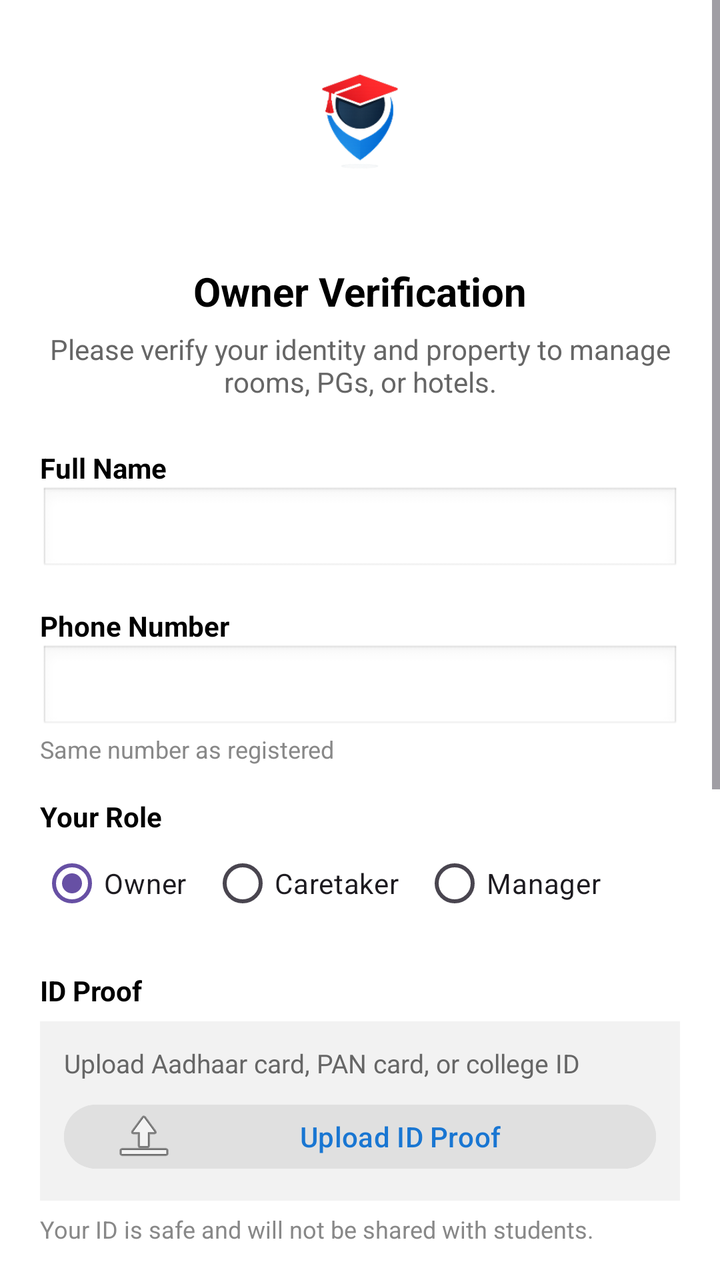
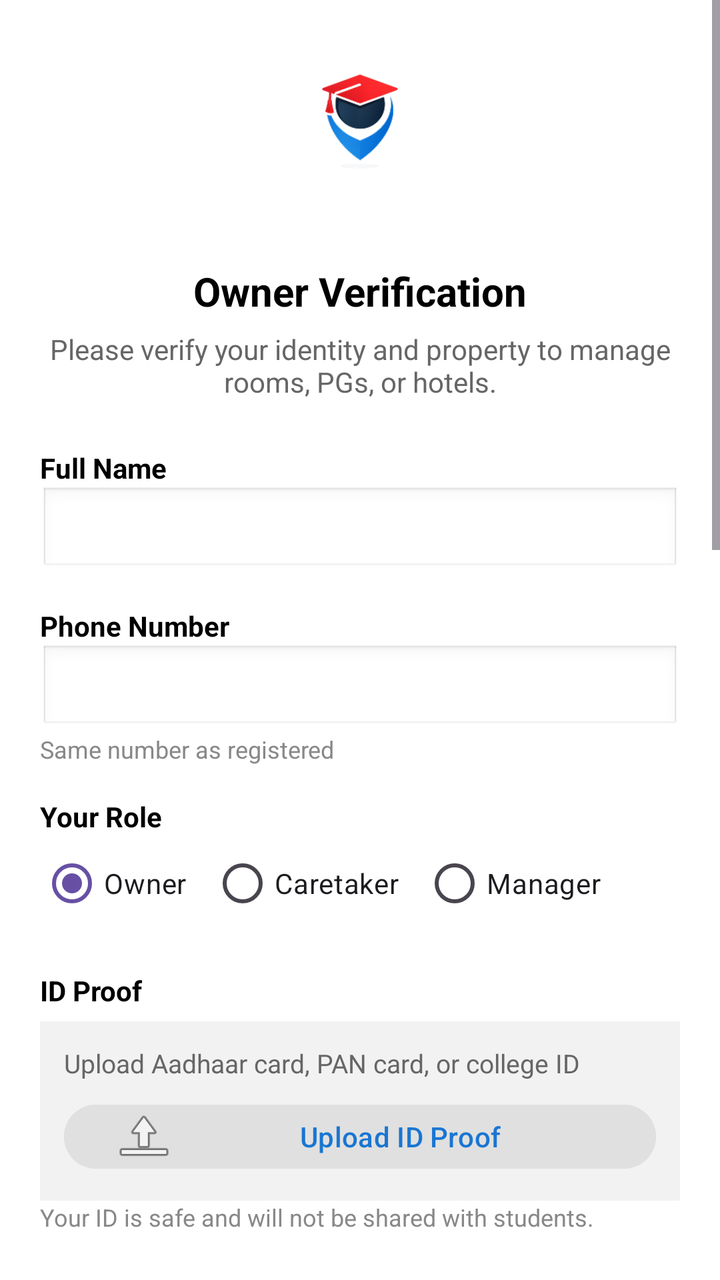

Two renders of the same Android screen: before a commit and after it. Below are the layout's source before the change and the commit's diff.
<!-- AndroidManifest.xml: application theme Theme.CampusSaathi -->
<!-- res/layout/activity_owner_verification.xml -->
<?xml version="1.0" encoding="utf-8"?>
<ScrollView xmlns:android="http://schemas.android.com/apk/res/android"
    android:layout_width="match_parent"
    android:layout_height="match_parent"
    android:background="#FFFFFF">

    <LinearLayout
        android:layout_width="match_parent"
        android:layout_height="wrap_content"
        android:orientation="vertical"
        android:padding="20dp">

        
        <ImageView
            android:layout_width="100dp"
            android:layout_height="100dp"
            android:layout_gravity="center"
            android:src="@drawable/campus_logo" />

        
        <TextView
            android:layout_width="wrap_content"
            android:layout_height="wrap_content"
            android:text="@string/owner_verification"
            android:textSize="20sp"
            android:textStyle="bold"
            android:textColor="#000000"
            android:layout_gravity="center"
            android:layout_marginTop="12dp" />

        
        <TextView
            android:layout_width="match_parent"
            android:layout_height="wrap_content"
            android:text="@string/owner_verification_subtitle"
            android:textSize="14sp"
            android:textColor="#666666"
            android:gravity="center"
            android:layout_marginTop="6dp"
            android:layout_marginBottom="24dp" />

        
        <TextView
            android:layout_width="wrap_content"
            android:layout_height="wrap_content"
            android:text="@string/full_name"
            android:textStyle="bold"
            android:textColor="#000000" />

        <EditText
            android:layout_width="match_parent"
            android:layout_height="44dp"
            android:background="@android:drawable/edit_text"
            android:layout_marginBottom="16dp" />

        
        <TextView
            android:layout_width="wrap_content"
            android:layout_height="wrap_content"
            android:text="@string/phone_number"
            android:textStyle="bold"
            android:textColor="#000000" />

        <EditText
            android:layout_width="match_parent"
            android:layout_height="44dp"
            android:inputType="phone"
            android:background="@android:drawable/edit_text" />

        <TextView
            android:layout_width="wrap_content"
            android:layout_height="wrap_content"
            android:text="@string/same_number"
            android:textSize="12sp"
            android:textColor="#888888"
            android:layout_marginBottom="16dp" />

        
        <TextView
            android:layout_width="wrap_content"
            android:layout_height="wrap_content"
            android:text="@string/your_role"
            android:textStyle="bold"
            android:textColor="#000000" />


        <RadioGroup
            android:layout_width="wrap_content"
            android:layout_height="wrap_content"
            android:orientation="horizontal"
            android:layout_marginBottom="20dp">

            <RadioButton
                android:layout_width="wrap_content"
                android:layout_height="wrap_content"
                android:text="@string/role_owner"
                android:checked="true" />

            <RadioButton
                android:layout_width="wrap_content"
                android:layout_height="wrap_content"
                android:text="@string/role_caretaker"
                android:layout_marginStart="12dp" />

            <RadioButton
                android:layout_width="wrap_content"
                android:layout_height="wrap_content"
                android:text="@string/role_manager"
                android:layout_marginStart="12dp" />

        </RadioGroup>

        
        <TextView
            android:layout_width="wrap_content"
            android:layout_height="wrap_content"
            android:text="@string/id_proof"
            android:textStyle="bold"
            android:textColor="#000000" />

        <LinearLayout
            android:layout_width="match_parent"
            android:layout_height="wrap_content"
            android:background="#F2F2F2"
            android:orientation="vertical"
            android:padding="12dp"
            android:layout_marginTop="6dp">

            <TextView
                android:layout_width="wrap_content"
                android:layout_height="wrap_content"
                android:text="@string/id_proof_hint"
                android:textSize="13sp"
                android:textColor="#666666"
                android:layout_marginBottom="8dp" />

            <Button
                android:layout_width="match_parent"
                android:layout_height="40dp"
                android:text="@string/upload_id"
                android:textAllCaps="false"
                android:drawableLeft="@android:drawable/ic_menu_upload"
                android:backgroundTint="#E0E0E0"
                android:textColor="#1976D2" />
        </LinearLayout>

        <TextView
            android:layout_width="wrap_content"
            android:layout_height="wrap_content"
            android:text="@string/id_safe"
            android:textSize="12sp"
            android:textColor="#888888"
            android:layout_marginTop="6dp"
            android:layout_marginBottom="20dp" />

        
        
        <TextView
            android:layout_width="wrap_content"
            android:layout_height="wrap_content"
            android:text="@string/property_proof"
            android:textStyle="bold"
            android:textColor="#000000"
            android:layout_marginBottom="8dp" />

        <RadioGroup
            android:layout_width="wrap_content"
            android:layout_height="wrap_content"
            android:orientation="vertical"
            android:layout_marginBottom="10dp">

            <RadioButton
                android:layout_width="wrap_content"
                android:layout_height="wrap_content"
                android:text="@string/electricity_bill"
                android:checked="true" />

            <RadioButton
                android:layout_width="wrap_content"
                android:layout_height="wrap_content"
                android:text="@string/rent_agreement" />

            <RadioButton
                android:layout_width="wrap_content"
                android:layout_height="wrap_content"
                android:text="@string/hotel_letter" />

        </RadioGroup>


        <Button
            android:layout_width="match_parent"
            android:layout_height="40dp"
            android:text="@string/upload_property"
            android:textAllCaps="false"
            android:drawableLeft="@android:drawable/ic_menu_upload"
            android:backgroundTint="#E0E0E0"
            android:textColor="#1976D2" />

        <TextView
            android:layout_width="wrap_content"
            android:layout_height="wrap_content"
            android:text="@string/upload_any"
            android:textSize="12sp"
            android:textColor="#888888"
            android:layout_marginTop="6dp"
            android:layout_marginBottom="16dp" />

        <CheckBox
            android:layout_width="wrap_content"
            android:layout_height="wrap_content"
            android:text="@string/confirm_info"
            android:textColor="#000000"
            android:layout_marginBottom="20dp" />

        <Button
            android:layout_width="match_parent"
            android:layout_height="48dp"
            android:text="@string/submit_verification"
            android:textAllCaps="false"
            android:textColor="#FFFFFF"
            android:backgroundTint="#2196F3" />

    </LinearLayout>
</ScrollView>
<!-- resources referenced by this layout -->
<resources>
  <!-- drawable campus_logo: png bitmap (drawable, 17785 bytes) -->
  <string name="confirm_info">I confirm the information provided is correct</string>
  <string name="electricity_bill">Electricity bill</string>
  <string name="full_name">Full Name</string>
  <string name="hotel_letter">Hotel approval letter</string>
  <string name="id_proof">ID Proof</string>
  <string name="id_proof_hint">Upload Aadhaar card, PAN card, or college ID</string>
  <string name="id_safe">Your ID is safe and will not be shared with students.</string>
  <string name="owner_verification">Owner Verification</string>
  <string name="owner_verification_subtitle">
          Please verify your identity and property to manage rooms, PGs, or hotels.
      </string>
  <string name="phone_number">Phone Number</string>
  <string name="property_proof">Property Proof</string>
  <string name="rent_agreement">Rent agreement</string>
  <string name="role_caretaker">Caretaker</string>
  <string name="role_manager">Manager</string>
  <string name="role_owner">Owner</string>
  <string name="same_number">Same number as registered</string>
  <string name="submit_verification">SUBMIT FOR VERIFICATION</string>
  <string name="upload_any">Upload any one document</string>
  <string name="upload_id">Upload ID Proof</string>
  <string name="upload_property">Upload Property Proof</string>
  <string name="your_role">Your Role</string>
  <style name="Theme.CampusSaathi" parent="Base.Theme.CampusSaathi" />
  <style name="Base.Theme.CampusSaathi" parent="Theme.Material3.DayNight.NoActionBar">
          
          
      </style>
</resources>

<!-- the commit's change to res/layout/activity_owner_verification.xml (unified diff, before → after) -->
@@ -40,172 +40,291 @@
             android:layout_marginBottom="24dp" />
 
         
-        <TextView
-            android:layout_width="wrap_content"
-            android:layout_height="wrap_content"
-            android:text="@string/full_name"
-            android:textStyle="bold"
-            android:textColor="#000000" />
-
-        <EditText
-            android:layout_width="match_parent"
-            android:layout_height="44dp"
-            android:background="@android:drawable/edit_text"
-            android:layout_marginBottom="16dp" />
-
-        
-        <TextView
-            android:layout_width="wrap_content"
-            android:layout_height="wrap_content"
-            android:text="@string/phone_number"
-            android:textStyle="bold"
-            android:textColor="#000000" />
-
-        <EditText
-            android:layout_width="match_parent"
-            android:layout_height="44dp"
-            android:inputType="phone"
-            android:background="@android:drawable/edit_text" />
-
-        <TextView
-            android:layout_width="wrap_content"
-            android:layout_height="wrap_content"
-            android:text="@string/same_number"
-            android:textSize="12sp"
-            android:textColor="#888888"
-            android:layout_marginBottom="16dp" />
-
-        
-        <TextView
-            android:layout_width="wrap_content"
-            android:layout_height="wrap_content"
-            android:text="@string/your_role"
-            android:textStyle="bold"
-            android:textColor="#000000" />
-
-
-        <RadioGroup
-            android:layout_width="wrap_content"
-            android:layout_height="wrap_content"
-            android:orientation="horizontal"
-            android:layout_marginBottom="20dp">
-
-            <RadioButton
-                android:layout_width="wrap_content"
-                android:layout_height="wrap_content"
-                android:text="@string/role_owner"
-                android:checked="true" />
-
-            <RadioButton
-                android:layout_width="wrap_content"
-                android:layout_height="wrap_content"
-                android:text="@string/role_caretaker"
-                android:layout_marginStart="12dp" />
-
-            <RadioButton
-                android:layout_width="wrap_content"
-                android:layout_height="wrap_content"
-                android:text="@string/role_manager"
-                android:layout_marginStart="12dp" />
-
-        </RadioGroup>
-
-        
-        <TextView
-            android:layout_width="wrap_content"
-            android:layout_height="wrap_content"
-            android:text="@string/id_proof"
-            android:textStyle="bold"
-            android:textColor="#000000" />
-
         <LinearLayout
-            android:layout_width="match_parent"
-            android:layout_height="wrap_content"
-            android:background="#F2F2F2"
-            android:orientation="vertical"
-            android:padding="12dp"
-            android:layout_marginTop="6dp">
-
-            <TextView
-                android:layout_width="wrap_content"
-                android:layout_height="wrap_content"
-                android:text="@string/id_proof_hint"
-                android:textSize="13sp"
-                android:textColor="#666666"
-                android:layout_marginBottom="8dp" />
+            android:id="@+id/layoutCommonVerification"
+            android:layout_width="match_parent"
+            android:layout_height="wrap_content"
+            android:orientation="vertical">
+
+            <TextView
+                android:layout_width="wrap_content"
+                android:layout_height="wrap_content"
+                android:text="@string/full_name"
+                android:textStyle="bold"
+                android:textColor="#000000" />
+
+            <EditText
+                android:id="@+id/etFullName"
+                android:layout_width="match_parent"
+                android:layout_height="44dp"
+                android:background="@android:drawable/edit_text"
+                android:layout_marginBottom="16dp" />
+
+            <TextView
+                android:layout_width="wrap_content"
+                android:layout_height="wrap_content"
+                android:text="@string/phone_number"
+                android:textStyle="bold"
+                android:textColor="#000000" />
+
+            <EditText
+                android:id="@+id/etPhone"
+                android:layout_width="match_parent"
+                android:layout_height="44dp"
+                android:inputType="phone"
+                android:background="@android:drawable/edit_text" />
+
+            <TextView
+                android:layout_width="wrap_content"
+                android:layout_height="wrap_content"
+                android:text="@string/same_number"
+                android:textSize="12sp"
+                android:textColor="#888888"
+                android:layout_marginBottom="16dp" />
+
+            <TextView
+                android:layout_width="wrap_content"
+                android:layout_height="wrap_content"
+                android:text="@string/your_role"
+                android:textStyle="bold"
+                android:textColor="#000000" />
+
+            <RadioGroup
+                android:id="@+id/rgRole"
+                android:layout_width="wrap_content"
+                android:layout_height="wrap_content"
+                android:orientation="horizontal"
+                android:layout_marginBottom="20dp">
+
+                <RadioButton
+                    android:id="@+id/rbOwner"
+                    android:layout_width="wrap_content"
+                    android:layout_height="wrap_content"
+                    android:text="@string/role_owner"
+                    android:checked="true" />
+
+                <RadioButton
+                    android:id="@+id/rbCaretaker"
+                    android:layout_width="wrap_content"
+                    android:layout_height="wrap_content"
+                    android:text="@string/role_caretaker"
+                    android:layout_marginStart="12dp" />
+
+                <RadioButton
+                    android:id="@+id/rbManager"
+                    android:layout_width="wrap_content"
+                    android:layout_height="wrap_content"
+                    android:text="@string/role_manager"
+                    android:layout_marginStart="12dp" />
+            </RadioGroup>
+
+            <TextView
+                android:layout_width="wrap_content"
+                android:layout_height="wrap_content"
+                android:text="@string/id_proof"
+                android:textStyle="bold"
+                android:textColor="#000000" />
+
+            <LinearLayout
+                android:layout_width="match_parent"
+                android:layout_height="wrap_content"
+                android:background="#F2F2F2"
+                android:orientation="vertical"
+                android:padding="12dp"
+                android:layout_marginTop="6dp">
+
+                <TextView
+                    android:layout_width="wrap_content"
+                    android:layout_height="wrap_content"
+                    android:text="@string/id_proof_hint"
+                    android:textSize="13sp"
+                    android:textColor="#666666"
+                    android:layout_marginBottom="8dp" />
+
+                <Button
+                    android:id="@+id/btnUploadId"
+                    android:layout_width="match_parent"
+                    android:layout_height="40dp"
+                    android:text="@string/upload_id"
+                    android:textAllCaps="false"
+                    android:drawableLeft="@android:drawable/ic_menu_upload"
+                    android:backgroundTint="#E0E0E0"
+                    android:textColor="#1976D2" />
+            </LinearLayout>
+
+            <TextView
+                android:layout_width="wrap_content"
+                android:layout_height="wrap_content"
+                android:text="@string/id_safe"
+                android:textSize="12sp"
+                android:textColor="#888888"
+                android:layout_marginBottom="20dp" />
+        </LinearLayout>
+
+        
+        <LinearLayout
+            android:id="@+id/layoutRoomVerification"
+            android:layout_width="match_parent"
+            android:layout_height="wrap_content"
+            android:orientation="vertical">
+
+            <TextView
+                android:layout_width="wrap_content"
+                android:layout_height="wrap_content"
+                android:text="@string/property_proof"
+                android:textStyle="bold"
+                android:textColor="#000000" />
+
+            <RadioGroup
+                android:layout_width="wrap_content"
+                android:layout_height="wrap_content"
+                android:orientation="vertical"
+                android:layout_marginBottom="10dp">
+
+                <RadioButton
+                    android:layout_width="wrap_content"
+                    android:layout_height="wrap_content"
+                    android:text="@string/electricity_bill" />
+
+                <RadioButton
+                    android:layout_width="wrap_content"
+                    android:layout_height="wrap_content"
+                    android:text="@string/rent_agreement" />
+
+                <RadioButton
+                    android:layout_width="wrap_content"
+                    android:layout_height="wrap_content"
+                    android:text="@string/hotel_letter" />
+            </RadioGroup>
 
             <Button
+                android:id="@+id/btnUploadRoomProof"
                 android:layout_width="match_parent"
                 android:layout_height="40dp"
-                android:text="@string/upload_id"
+                android:text="@string/upload_property"
                 android:textAllCaps="false"
                 android:drawableLeft="@android:drawable/ic_menu_upload"
                 android:backgroundTint="#E0E0E0"
                 android:textColor="#1976D2" />
+
+            <TextView
+                android:layout_width="wrap_content"
+                android:layout_height="wrap_content"
+                android:text="@string/upload_any"
+                android:textSize="12sp"
+                android:textColor="#888888"
+                android:layout_marginBottom="16dp" />
         </LinearLayout>
 
-        <TextView
-            android:layout_width="wrap_content"
-            android:layout_height="wrap_content"
-            android:text="@string/id_safe"
-            android:textSize="12sp"
-            android:textColor="#888888"
-            android:layout_marginTop="6dp"
-            android:layout_marginBottom="20dp" />
-
-        
-        
-        <TextView
-            android:layout_width="wrap_content"
-            android:layout_height="wrap_content"
-            android:text="@string/property_proof"
-            android:textStyle="bold"
-            android:textColor="#000000"
-            android:layout_marginBottom="8dp" />
-
-        <RadioGroup
-            android:layout_width="wrap_content"
-            android:layout_height="wrap_content"
-            android:orientation="vertical"
-            android:layout_marginBottom="10dp">
-
-            <RadioButton
-                android:layout_width="wrap_content"
-                android:layout_height="wrap_content"
-                android:text="@string/electricity_bill"
-                android:checked="true" />
-
-            <RadioButton
-                android:layout_width="wrap_content"
-                android:layout_height="wrap_content"
-                android:text="@string/rent_agreement" />
-
-            <RadioButton
-                android:layout_width="wrap_content"
-                android:layout_height="wrap_content"
-                android:text="@string/hotel_letter" />
-
-        </RadioGroup>
-
-
-        <Button
-            android:layout_width="match_parent"
-            android:layout_height="40dp"
-            android:text="@string/upload_property"
-            android:textAllCaps="false"
-            android:drawableLeft="@android:drawable/ic_menu_upload"
-            android:backgroundTint="#E0E0E0"
-            android:textColor="#1976D2" />
-
-        <TextView
-            android:layout_width="wrap_content"
-            android:layout_height="wrap_content"
-            android:text="@string/upload_any"
-            android:textSize="12sp"
-            android:textColor="#888888"
-            android:layout_marginTop="6dp"
-            android:layout_marginBottom="16dp" />
-
+        
+        <LinearLayout
+            android:id="@+id/layoutMessVerification"
+            android:layout_width="match_parent"
+            android:layout_height="wrap_content"
+            android:orientation="vertical">
+
+            <TextView
+                android:layout_width="wrap_content"
+                android:layout_height="wrap_content"
+                android:text="Mess Proof"
+                android:textStyle="bold"
+                android:textColor="#000000" />
+
+            <RadioGroup
+                android:layout_width="wrap_content"
+                android:layout_height="wrap_content"
+                android:orientation="vertical">
+
+                <RadioButton
+                    android:layout_width="wrap_content"
+                    android:layout_height="wrap_content"
+                    android:text="FSSAI License" />
+
+                <RadioButton
+                    android:layout_width="wrap_content"
+                    android:layout_height="wrap_content"
+                    android:text="Shop Act License" />
+
+                <RadioButton
+                    android:layout_width="wrap_content"
+                    android:layout_height="wrap_content"
+                    android:text="Kitchen Rent Agreement" />
+            </RadioGroup>
+
+            <Button
+                android:id="@+id/btnUploadMessProof"
+                android:layout_width="match_parent"
+                android:layout_height="40dp"
+                android:text="Upload Mess Proof"
+                android:textAllCaps="false"
+                android:drawableLeft="@android:drawable/ic_menu_upload"
+                android:backgroundTint="#E0E0E0"
+                android:textColor="#1976D2" />
+
+            <TextView
+                android:layout_width="wrap_content"
+                android:layout_height="wrap_content"
+                android:text="Upload any one document"
+                android:textSize="12sp"
+                android:textColor="#888888"
+                android:layout_marginBottom="16dp" />
+        </LinearLayout>
+
+        
+        <LinearLayout
+            android:id="@+id/layoutTuitionVerification"
+            android:layout_width="match_parent"
+            android:layout_height="wrap_content"
+            android:orientation="vertical">
+
+            <TextView
+                android:layout_width="wrap_content"
+                android:layout_height="wrap_content"
+                android:text="Qualification Proof"
+                android:textStyle="bold"
+                android:textColor="#000000" />
+
+            <RadioGroup
+                android:layout_width="wrap_content"
+                android:layout_height="wrap_content"
+                android:orientation="vertical">
+
+                <RadioButton
+                    android:layout_width="wrap_content"
+                    android:layout_height="wrap_content"
+                    android:text="Degree Certificate" />
+
+                <RadioButton
+                    android:layout_width="wrap_content"
+                    android:layout_height="wrap_content"
+                    android:text="Experience Letter" />
+
+                <RadioButton
+                    android:layout_width="wrap_content"
+                    android:layout_height="wrap_content"
+                    android:text="Institute Registration" />
+            </RadioGroup>
+
+            <Button
+                android:id="@+id/btnUploadTuitionProof"
+                android:layout_width="match_parent"
+                android:layout_height="40dp"
+                android:text="Upload Qualification Proof"
+                android:textAllCaps="false"
+                android:drawableLeft="@android:drawable/ic_menu_upload"
+                android:backgroundTint="#E0E0E0"
+                android:textColor="#1976D2" />
+
+            <TextView
+                android:layout_width="wrap_content"
+                android:layout_height="wrap_content"
+                android:text="Upload any one document"
+                android:textSize="12sp"
+                android:textColor="#888888"
+                android:layout_marginBottom="16dp" />
+        </LinearLayout>
+
+        
         <CheckBox
             android:layout_width="wrap_content"
             android:layout_height="wrap_content"
@@ -214,6 +333,7 @@
             android:layout_marginBottom="20dp" />
 
         <Button
+            android:id="@+id/btnSubmitVerification"
             android:layout_width="match_parent"
             android:layout_height="48dp"
             android:text="@string/submit_verification"
